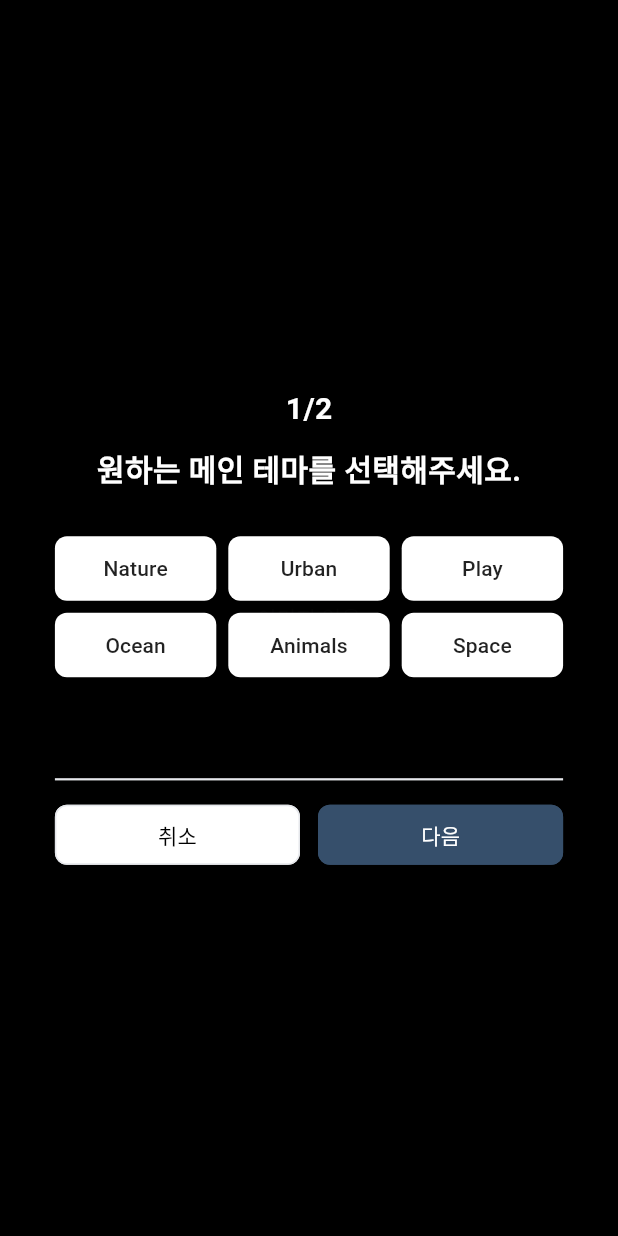
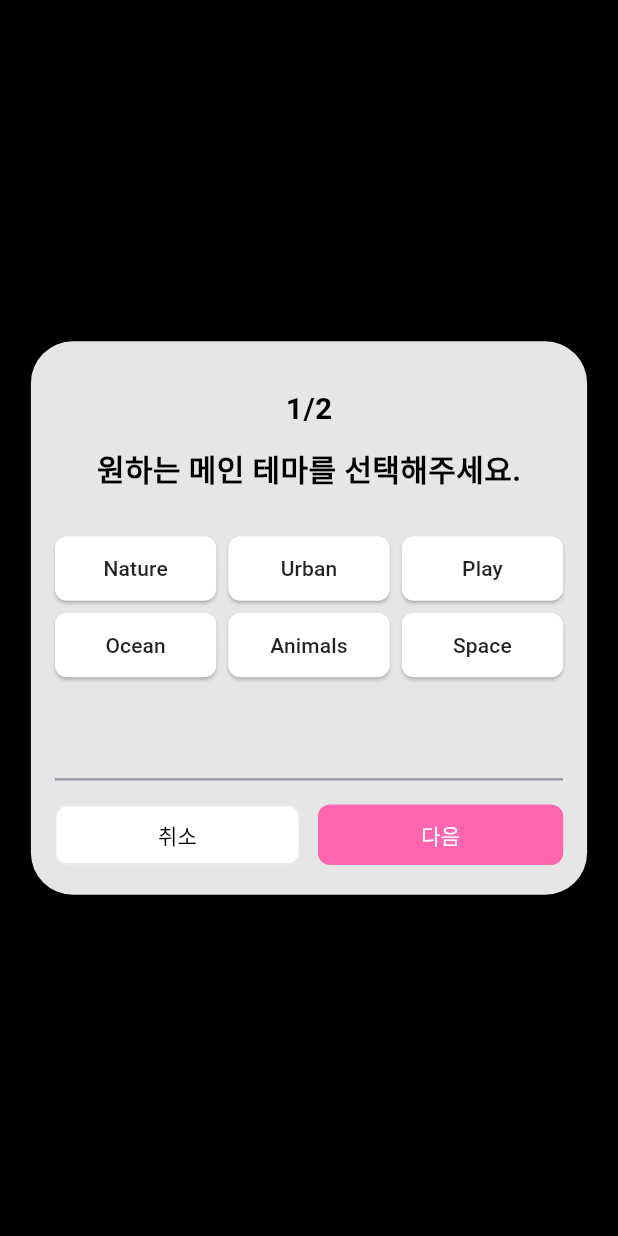
Before and after one commit to SKFLY-FINAL-PROJECT-6/saekdam-app-fe, a Flutter app: the PromptInputScreen screen opened directly, after a tap on "자동", on a phone screen of 412 x 824 dp. Run offline on Flutter 3.47's test engine with Material 3 defaults, Android fonts, the phone set to English and light mode, and no system bars; our stand-ins replace camera, firebase_auth, firebase_core, flutter_animate, flutter_svg, google_sign_in and 3 more; missing offline and left inert: flutter_exif_rotation; accounts and stored records are empty; statements that could not run were skipped.

Commit message:
디자인 변경

```diff
--- a/lib/img_create/button/tag_toggle_button_widget.dart
+++ b/lib/img_create/button/tag_toggle_button_widget.dart
@@ -18,7 +18,7 @@ class TagToggleButton extends StatelessWidget {
     return ElevatedButton(
       onPressed: onTap,
       style: ElevatedButton.styleFrom(
-        backgroundColor: isSelected ? Color(0xff364F6B) : Colors.white,
+        backgroundColor: isSelected ? pinkmain : Colors.white,
         shape: RoundedRectangleBorder(
           borderRadius: BorderRadius.circular(8.0),
         ),
--- a/lib/img_create/photo_capture_widget.dart
+++ b/lib/img_create/photo_capture_widget.dart
@@ -34,6 +34,7 @@ class _PhotoCaptureWidgetState extends State<PhotoCaptureWidget> {
       context: context,
       builder: (BuildContext context) {
         return AlertDialog(
+          backgroundColor: Colors.white,
           title: const Text("이미지 선택"),
           content: const Text("카메라로 찍으시겠습니까? 아니면 갤러리에서 선택하시겠습니까?"),
           actions: [
--- a/lib/img_create/prompt_input_dialog.dart
+++ b/lib/img_create/prompt_input_dialog.dart
@@ -1,5 +1,6 @@
 import 'package:flutter/material.dart';
 import 'package:fly_ai_1/api.dart';
+import 'package:fly_ai_1/constant/color.dart';
 import 'package:fly_ai_1/img_create/button/tag_toggle_button_widget.dart';
 import 'package:fly_ai_1/screen/home_screen.dart';
 import 'package:camera/camera.dart'; // ✅ 여기에 추가!
@@ -10,9 +11,11 @@ import 'package:fly_ai_1/socket.dart';
 class PromptInputDialog extends StatefulWidget {
   final XFile? imageFile; // ✅ 전달받은 이미지 파일
   final Map<String, dynamic> maskData;
-  const PromptInputDialog(
-      {Key? key, required this.imageFile, required this.maskData})
-      : super(key: key);
+  const PromptInputDialog({
+    Key? key,
+    required this.imageFile,
+    required this.maskData
+  }) : super(key: key);
 
   @override
   State<PromptInputDialog> createState() => _PromptInputDialogState();
@@ -22,9 +25,10 @@ class _PromptInputDialogState extends State<PromptInputDialog> {
   int stepIndex = 0;
   TextEditingController promptController = TextEditingController();
   File? savedImage; // ✅ 저장할 이미지 변수
-  // final WebSocketChannelService _wsService = WebSocketChannelService();
 
-  // data 맵은 widget.maskData에 의존하므로 initState에서 초기화합니다.
+  // ✅ FocusNode 추가 (추가 요청사항 입력창이 포커스된 상태를 감지)
+  final FocusNode _promptFocusNode = FocusNode();
+
   late Map<String, String?> data;
 
   static const List<String> stepPromptDescription = [
@@ -37,15 +41,14 @@ class _PromptInputDialogState extends State<PromptInputDialog> {
     '',
   ];
 
-  // 입력받게 될 프롬프트 총 개수
-  final totalPromptSteps = stepPromptTitles.length;
+  final totalPromptSteps = 2; // stepPromptTitles.length
 
   @override
   void initState() {
     super.initState();
     data = {
-      "id": null, // taskid (img uuid)
-      "theme": null, // 1단계: 메인 테마
+      "id": null,        // taskid (img uuid)
+      "theme": null,     // 1단계: 메인 테마
       "requirement": null, // 2단계: 추가 요청 사항 (글 프롬프트)
       "x": widget.maskData["x"]?.toString(),
       "y": widget.maskData["y"]?.toString(),
@@ -53,11 +56,23 @@ class _PromptInputDialogState extends State<PromptInputDialog> {
       "h": widget.maskData["height"]?.toString(),
     };
     savedImage = File(widget.imageFile!.path);
+
+    // 포커스 상태 변화를 감지하면 setState로 UI 갱신
+    _promptFocusNode.addListener(() {
+      setState(() {});
+    });
+  }
+
+  @override
+  void dispose() {
+    // FocusNode 해제
+    _promptFocusNode.dispose();
+    super.dispose();
   }
 
   void _nextStep() {
     if (stepIndex < totalPromptSteps - 1) {
-      // ✅ 0단계 (키워드 선택)
+      // 0 -> 1단계
       if (stepIndex == 0 && data['theme'] != null) {
         setState(() {
           stepIndex++;
@@ -66,7 +81,7 @@ class _PromptInputDialogState extends State<PromptInputDialog> {
         print("키워드를 선택해주세요!");
       }
     } else if (stepIndex == totalPromptSteps - 1) {
-      // ✅ 1단계 (프롬프트 입력)
+      // 마지막 스텝(프롬프트 입력)
       if (promptController.text.isNotEmpty) {
         setState(() {
           data['requirement'] = promptController.text;
@@ -74,11 +89,11 @@ class _PromptInputDialogState extends State<PromptInputDialog> {
 
         print("최종 선택된 키워드: $data");
 
-        // ✅ 다이얼로그 띄우기 (현재 화면에서 요약 확인)
         showDialog(
           context: context,
           builder: (BuildContext context) {
             return AlertDialog(
+              backgroundColor: Colors.white,
               title: Text("최종 선택 확인"),
               content: Column(
                 mainAxisSize: MainAxisSize.min,
@@ -94,7 +109,7 @@ class _PromptInputDialogState extends State<PromptInputDialog> {
               actions: [
                 TextButton(
                   onPressed: () {
-                    Navigator.pop(context); // ✅ 다이얼로그 닫기 (홈 이동 안 함)
+                    Navigator.pop(context);
                   },
                   child: Text("수정하기"),
                 ),
@@ -105,15 +120,15 @@ class _PromptInputDialogState extends State<PromptInputDialog> {
 
                     print("최종 선택된 키워드: $data");
                     print(response.body);
+
                     String imgurl = await ApiService.POST_imgurl(data['id']!);
-                    await ApiService.uploadImageToPresignedUrl(
-                        imgurl, savedImage!);
+                    await ApiService.uploadImageToPresignedUrl(imgurl, savedImage!);
                     wsService.connect(data['id']!);
+
                     Navigator.pushAndRemoveUntil(
                       context,
-                      MaterialPageRoute(
-                          builder: (context) => SplashScreen()), // ✅ 홈 화면 이동
-                      (route) => false, // ✅ 이전 화면 모두 제거
+                      MaterialPageRoute(builder: (context) => SplashScreen()),
+                          (route) => false,
                     );
                   },
                   child: Text("디자인 생성하기"),
@@ -132,7 +147,7 @@ class _PromptInputDialogState extends State<PromptInputDialog> {
     setState(() {
       if (stepIndex == 0) data['theme'] = keyword;
     });
-    print("현재 선택된 키워드 상태: $data"); // ✅ 현재 상태 출력
+    print("현재 선택된 키워드 상태: $data");
   }
 
   void _prevStep() {
@@ -145,6 +160,7 @@ class _PromptInputDialogState extends State<PromptInputDialog> {
         context: context,
         builder: (BuildContext context) {
           return AlertDialog(
+            backgroundColor: Colors.white,
             title: Text("알림"),
             content: Text(
               "홈화면으로 돌아가시겠습니까?",
@@ -162,7 +178,7 @@ class _PromptInputDialogState extends State<PromptInputDialog> {
                   Navigator.pushAndRemoveUntil(
                     context,
                     MaterialPageRoute(builder: (context) => HomeScreen()),
-                    (route) => false,
+                        (route) => false,
                   );
                 },
                 child: Text("확인"),
@@ -176,18 +192,35 @@ class _PromptInputDialogState extends State<PromptInputDialog> {
 
   Widget buildStepWidget(int stepIndex) {
     if (stepIndex == totalPromptSteps - 1) {
-      // ✅ 2단계 (텍스트 입력)
+      // 2단계 (추가 요청 사항 TextFormField)
+      // 포커스 상태에 따라 다른 색상
+      bool isFocused = _promptFocusNode.hasFocus;
+
       return TextFormField(
+        focusNode: _promptFocusNode, // FocusNode 할당
         controller: promptController,
         decoration: InputDecoration(
           labelText: '추가 요청 사항을 입력해주세요!',
+          // 라벨(placeholder) 색상: 비포커스는 짙은 회색, 포커스 시 검정
+          labelStyle: TextStyle(
+            color: isFocused ? Colors.black : Colors.grey[800],
+          ),
+          // 비포커스 테두리
+          enabledBorder: OutlineInputBorder(
+            borderSide: BorderSide(
+              color: Colors.grey[800]!, // 진한 회색
+            ),
+          ),
+          // 포커스 테두리
           focusedBorder: OutlineInputBorder(
-            borderSide: BorderSide(color: Colors.white),
+            borderSide: BorderSide(
+              color: Colors.black,
+            ),
           ),
-          border: OutlineInputBorder(),
         ),
+        // 실제 입력 텍스트 색상: 비포커스 시 진한 회색, 포커스 시 검정
         style: TextStyle(
-          color: Colors.white,
+          color: isFocused ? Colors.black : Colors.grey[800],
           fontSize: 12,
           fontWeight: FontWeight.w500,
         ),
@@ -200,7 +233,7 @@ class _PromptInputDialogState extends State<PromptInputDialog> {
         },
       );
     } else {
-      // ✅ 0~2단계 (키워드 선택)
+      // 1단계 (키워드 선택)
       List<String> keywords = [];
       if (stepIndex == 0) {
         keywords = ["Nature", "Urban", "Play", "Ocean", "Animals", "Space"];
@@ -237,7 +270,7 @@ class _PromptInputDialogState extends State<PromptInputDialog> {
   Widget build(BuildContext context) {
     return Dialog(
       insetPadding: EdgeInsets.symmetric(horizontal: 0),
-      backgroundColor: Colors.black.withOpacity(0.7),
+      backgroundColor: Colors.white.withOpacity(0.9),
       child: ConstrainedBox(
         constraints: BoxConstraints(
           maxWidth: MediaQuery.of(context).size.width * 0.9,
@@ -256,17 +289,19 @@ class _PromptInputDialogState extends State<PromptInputDialog> {
                   Text(
                     "${stepIndex + 1}/$totalPromptSteps",
                     style: TextStyle(
-                        fontSize: 20,
-                        fontWeight: FontWeight.bold,
-                        color: Colors.white),
+                      fontSize: 20,
+                      fontWeight: FontWeight.bold,
+                      color: Colors.black,
+                    ),
                   ),
                   SizedBox(height: 10),
                   Text(
                     stepPromptDescription[stepIndex],
                     style: TextStyle(
-                        fontSize: 20,
-                        fontWeight: FontWeight.bold,
-                        color: Colors.white),
+                      fontSize: 20,
+                      fontWeight: FontWeight.bold,
+                      color: Colors.black,
+                    ),
                   ),
                   SizedBox(height: 30),
                 ],
@@ -275,13 +310,12 @@ class _PromptInputDialogState extends State<PromptInputDialog> {
                 width: double.infinity,
                 child: buildStepWidget(stepIndex),
               ),
-              const SizedBox(height: 60),
+              SizedBox(height: 60),
               SizedBox(
                 width: double.infinity,
-                child: Divider(
-                    color: Color.fromRGBO(229, 231, 235, 1), thickness: 1.5),
+                child: Divider(color: greymain, thickness: 1.5),
               ),
-              const SizedBox(height: 5),
+              SizedBox(height: 5),
               Row(
                 mainAxisAlignment: MainAxisAlignment.spaceBetween,
                 children: [
@@ -308,7 +342,7 @@ class _PromptInputDialogState extends State<PromptInputDialog> {
   }
 }
 
-// ✅ DialogStepButton 추가
+// ✅ DialogStepButton
 class DialogStepButton extends StatelessWidget {
   final String direction;
   final VoidCallback onPressed;
@@ -325,14 +359,14 @@ class DialogStepButton extends StatelessWidget {
       onPressed: onPressed,
       style: OutlinedButton.styleFrom(
         backgroundColor: (direction == '다음' || direction == '완료')
-            ? Color(0xff364F6B)
+            ? pinkmain
             : Colors.white,
         shape: RoundedRectangleBorder(
           borderRadius: BorderRadius.circular(8.0),
         ),
         side: BorderSide(
           color: (direction == '다음' || direction == '완료')
-              ? Color(0xff364F6B)
+              ? pinkmain
               : Color.fromRGBO(229, 231, 235, 1),
         ),
       ),
--- a/lib/img_create/prompt_input_screen.dart
+++ b/lib/img_create/prompt_input_screen.dart
@@ -42,6 +42,7 @@ class _PromptInputScreenState extends State<PromptInputScreen> {
       context: context,
       builder: (BuildContext context) {
         return AlertDialog(
+          backgroundColor: Colors.white,
           title: const Text("벽 영역을 설정해주세요"),
           content: const Text("자동 선택시 AI가 벽의 위치를 찾아드립니다!"),
           actions: [
--- a/lib/result.dart
+++ b/lib/result.dart
@@ -45,7 +45,7 @@ class _ResultScreenState extends State<ResultScreen> {
   @override
   Widget build(BuildContext context) {
     return Scaffold(
-
+      backgroundColor: Colors.white,
       body: FutureBuilder<Uint8List>(
         future: imageFuture,
         builder: (context, snapshot) {
```
Also changed, not shown: lib/splash_screen.dart (+7 -4 lines), asset/img/splash_screen_gif.gif (deleted), asset/img/splash_screen_색담.gif (deleted), asset/img/splash_screen_찐최종.gif (added), asset/img/splash_screen_최종본.gif (added).
